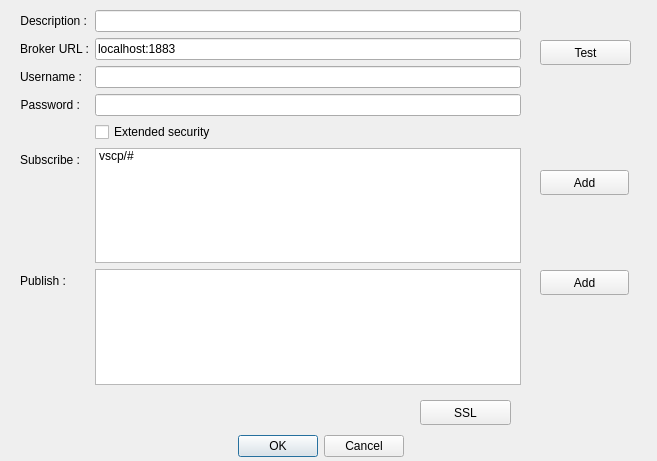
Before: the Qt Designer form src/cdlgconnsettingsrawmqtt.ui in grodansparadis/vscp-works-qt, drawn with Qt 5.
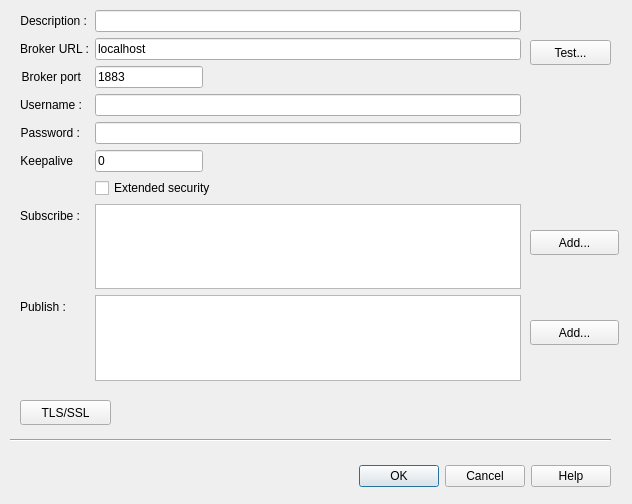
After: the same form once the commit is applied.

Commit message: Raw MQTT  connect dialog in place

```diff
--- a/src/cdlgconnsettingsrawmqtt.ui
+++ b/src/cdlgconnsettingsrawmqtt.ui
@@ -6,8 +6,8 @@
    <rect>
     <x>0</x>
     <y>0</y>
-    <width>657</width>
-    <height>461</height>
+    <width>632</width>
+    <height>504</height>
    </rect>
   </property>
   <property name="baseSize">
@@ -22,9 +22,9 @@
   <widget class="QDialogButtonBox" name="buttonBox">
    <property name="geometry">
     <rect>
-     <x>0</x>
-     <y>430</y>
-     <width>641</width>
+     <x>10</x>
+     <y>460</y>
+     <width>601</width>
      <height>32</height>
     </rect>
    </property>
@@ -32,10 +32,10 @@
     <enum>Qt::Horizontal</enum>
    </property>
    <property name="standardButtons">
-    <set>QDialogButtonBox::Cancel|QDialogButtonBox::Ok</set>
+    <set>QDialogButtonBox::Cancel|QDialogButtonBox::Help|QDialogButtonBox::Ok</set>
    </property>
    <property name="centerButtons">
-    <bool>true</bool>
+    <bool>false</bool>
    </property>
   </widget>
   <widget class="QWidget" name="formLayoutWidget">
@@ -44,7 +44,7 @@
      <x>20</x>
      <y>10</y>
      <width>501</width>
-     <height>375</height>
+     <height>371</height>
     </rect>
    </property>
    <layout class="QFormLayout" name="formLayout">
@@ -59,7 +59,7 @@
      </widget>
     </item>
     <item row="0" column="1">
-     <widget class="QLineEdit" name="m_description">
+     <widget class="QLineEdit" name="editDescription">
       <property name="text">
        <string/>
       </property>
@@ -76,26 +76,55 @@
      </widget>
     </item>
     <item row="1" column="1">
-     <widget class="QLineEdit" name="m_broker">
+     <widget class="QLineEdit" name="editHost">
       <property name="text">
-       <string>localhost:1883</string>
+       <string>localhost</string>
       </property>
      </widget>
     </item>
     <item row="2" column="0">
-     <widget class="QLabel" name="label_3">
+     <widget class="QLabel" name="label_7">
       <property name="text">
-       <string>Username :</string>
+       <string>Broker port</string>
       </property>
       <property name="alignment">
        <set>Qt::AlignRight|Qt::AlignTrailing|Qt::AlignVCenter</set>
       </property>
+      <property name="buddy">
+       <cstring>editPort</cstring>
+      </property>
      </widget>
     </item>
     <item row="2" column="1">
-     <widget class="QLineEdit" name="m_user"/>
+     <widget class="QLineEdit" name="editPort">
+      <property name="sizePolicy">
+       <sizepolicy hsizetype="Fixed" vsizetype="Fixed">
+        <horstretch>0</horstretch>
+        <verstretch>0</verstretch>
+       </sizepolicy>
+      </property>
+      <property name="toolTip">
+       <string>Port to connect to on MQTT broker </string>
+      </property>
+      <property name="text">
+       <string>1883</string>
+      </property>
+     </widget>
     </item>
     <item row="3" column="0">
+     <widget class="QLabel" name="label_3">
+      <property name="text">
+       <string>Username :</string>
+      </property>
+      <property name="alignment">
+       <set>Qt::AlignRight|Qt::AlignTrailing|Qt::AlignVCenter</set>
+      </property>
+     </widget>
+    </item>
+    <item row="3" column="1">
+     <widget class="QLineEdit" name="editUser"/>
+    </item>
+    <item row="4" column="0">
      <widget class="QLabel" name="label_4">
       <property name="text">
        <string>Password :</string>
@@ -105,17 +134,49 @@
       </property>
      </widget>
     </item>
-    <item row="3" column="1">
-     <widget class="QLineEdit" name="m_password"/>
-    </item>
     <item row="4" column="1">
-     <widget class="QCheckBox" name="bExtendedSecurity">
-      <property name="text">
-       <string>Extended security</string>
-      </property>
-     </widget>
+     <widget class="QLineEdit" name="editPassword"/>
     </item>
     <item row="5" column="0">
+     <widget class="QLabel" name="label_8">
+      <property name="text">
+       <string>Keepalive</string>
+      </property>
+      <property name="alignment">
+       <set>Qt::AlignRight|Qt::AlignTrailing|Qt::AlignVCenter</set>
+      </property>
+      <property name="buddy">
+       <cstring>editPassword</cstring>
+      </property>
+     </widget>
+    </item>
+    <item row="5" column="1">
+     <widget class="QLineEdit" name="editKeepAlive">
+      <property name="sizePolicy">
+       <sizepolicy hsizetype="Fixed" vsizetype="Fixed">
+        <horstretch>0</horstretch>
+        <verstretch>0</verstretch>
+       </sizepolicy>
+      </property>
+      <property name="toolTip">
+       <string>Port to connect to on MQTT broker </string>
+      </property>
+      <property name="statusTip">
+       <string>Keepalive interval in milliseconds (zero disables)</string>
+      </property>
+      <property name="text">
+       <string>0</string>
+      </property>
+     </widget>
+    </item>
+    <item row="6" column="1">
+     <widget class="QCheckBox" name="chkExtendedSecurity">
+      <property name="text">
+       <string>Extended security</string>
+      </property>
+     </widget>
+    </item>
+    <item row="7" column="0">
      <widget class="QLabel" name="label_5">
       <property name="text">
        <string>Subscribe :</string>
@@ -125,16 +186,14 @@
       </property>
      </widget>
     </item>
-    <item row="5" column="1">
-     <widget class="QListWidget" name="listWidget">
-      <item>
-       <property name="text">
-        <string>vscp/#</string>
-       </property>
-      </item>
+    <item row="7" column="1">
+     <widget class="QListWidget" name="listSubscribe">
+      <property name="contextMenuPolicy">
+       <enum>Qt::CustomContextMenu</enum>
+      </property>
      </widget>
     </item>
-    <item row="6" column="0">
+    <item row="8" column="0">
      <widget class="QLabel" name="label_6">
       <property name="text">
        <string>Publish :</string>
@@ -144,61 +203,81 @@
       </property>
      </widget>
     </item>
-    <item row="6" column="1">
-     <widget class="QListWidget" name="btnAddPublish"/>
+    <item row="8" column="1">
+     <widget class="QListWidget" name="listPublish">
+      <property name="contextMenuPolicy">
+       <enum>Qt::CustomContextMenu</enum>
+      </property>
+     </widget>
     </item>
    </layout>
   </widget>
-  <widget class="QPushButton" name="btnTest">
+  <widget class="QPushButton" name="btnTestConnection">
    <property name="geometry">
     <rect>
-     <x>540</x>
+     <x>530</x>
      <y>40</y>
-     <width>91</width>
+     <width>81</width>
      <height>25</height>
     </rect>
    </property>
    <property name="text">
-    <string>Test</string>
+    <string>Test...</string>
    </property>
   </widget>
-  <widget class="QPushButton" name="btnSSL">
+  <widget class="QPushButton" name="btnAddPublish">
    <property name="geometry">
     <rect>
-     <x>420</x>
-     <y>400</y>
-     <width>91</width>
-     <height>25</height>
-    </rect>
-   </property>
-   <property name="text">
-    <string>SSL</string>
-   </property>
-  </widget>
-  <widget class="QPushButton" name="btnAdddPublish">
-   <property name="geometry">
-    <rect>
-     <x>540</x>
-     <y>270</y>
+     <x>530</x>
+     <y>320</y>
      <width>89</width>
      <height>25</height>
     </rect>
    </property>
    <property name="text">
-    <string>Add</string>
+    <string>Add...</string>
    </property>
   </widget>
   <widget class="QPushButton" name="btnAddSubscription">
    <property name="geometry">
     <rect>
-     <x>540</x>
-     <y>170</y>
+     <x>530</x>
+     <y>230</y>
      <width>89</width>
      <height>25</height>
     </rect>
    </property>
    <property name="text">
-    <string>Add</string>
+    <string>Add...</string>
+   </property>
+  </widget>
+  <widget class="QPushButton" name="btnTLS">
+   <property name="geometry">
+    <rect>
+     <x>20</x>
+     <y>400</y>
+     <width>91</width>
+     <height>25</height>
+    </rect>
+   </property>
+   <property name="toolTip">
+    <string>Define TLS/SSL settings</string>
+   </property>
+   <property name="text">
+    <string>TLS/SSL</string>
+   </property>
+  </widget>
+  <widget class="Line" name="line">
+   <property name="geometry">
+    <rect>
+     <x>10</x>
+     <y>430</y>
+     <width>601</width>
+     <height>20</height>
+    </rect>
+   </property>
+   <property name="orientation">
+    <enum>Qt::Horizontal</enum>
    </property>
   </widget>
  </widget>
```
The commit also changes 4 other files.
